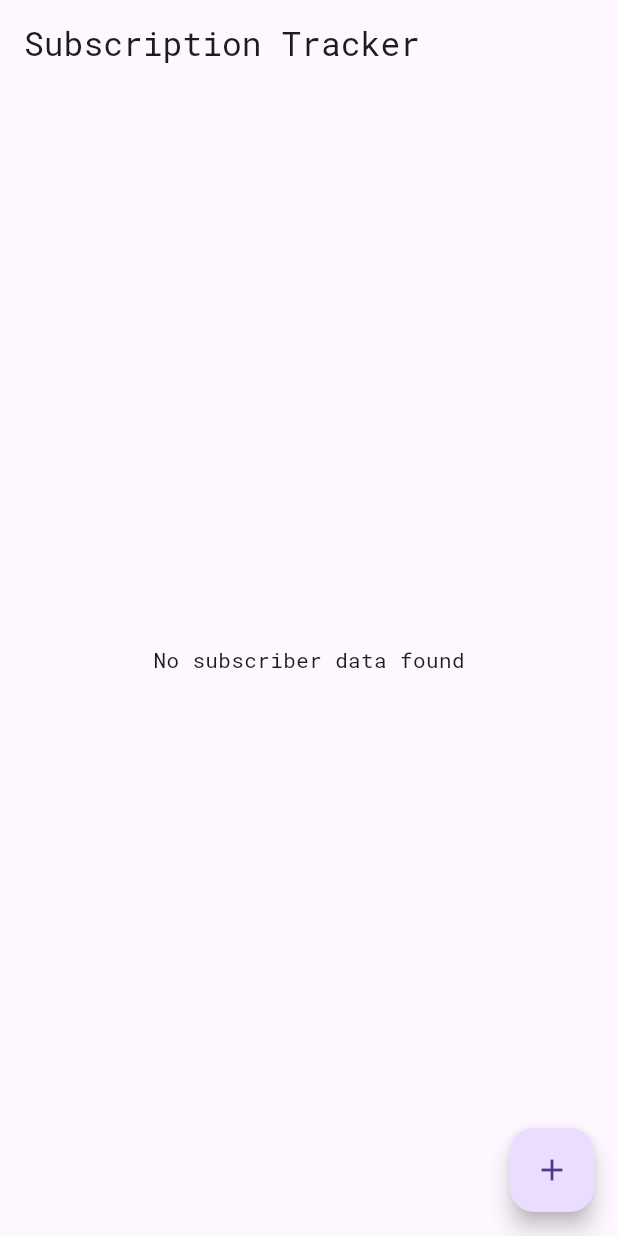
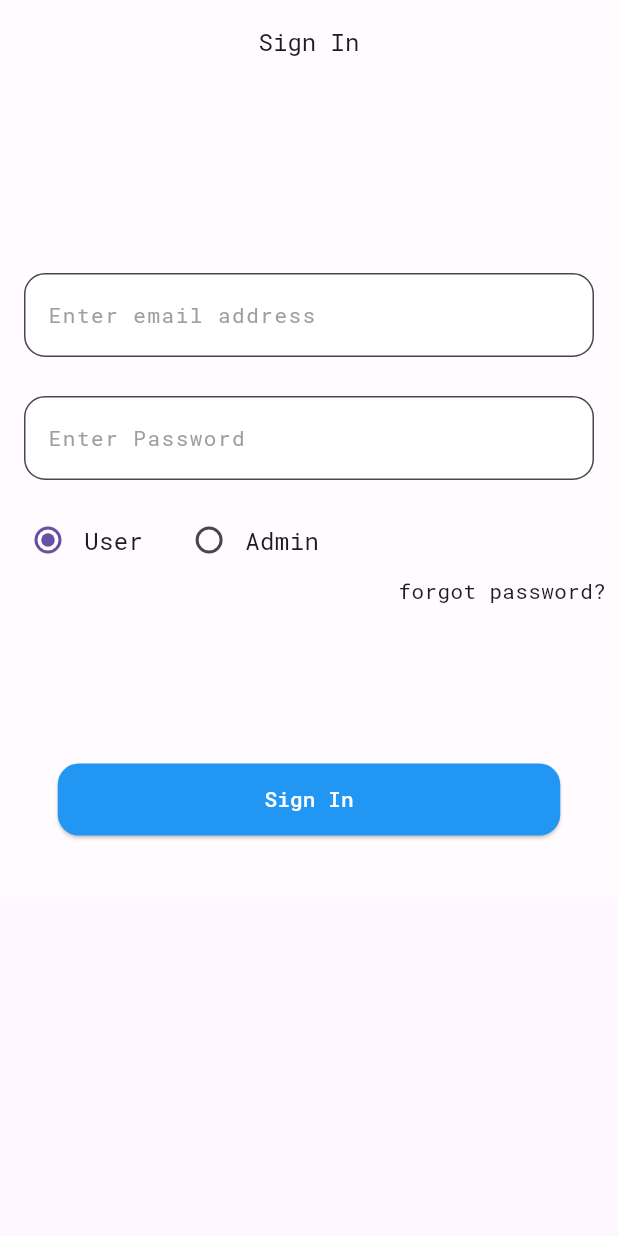
Before and after one commit to Kevin007Dobariya/subscription_app, a Flutter app: the screen it shows after launch, on a phone screen of 412 x 824 dp. Run offline on Flutter 3.47's test engine with Material 3 defaults, Android fonts, the light colour scheme and no system bars; our stand-ins replace cloud_firestore, firebase_core, get, google_fonts, rxdart; accounts and stored records are empty.

Commit message:
login screen ui

```diff
--- a/lib/main.dart
+++ b/lib/main.dart
@@ -1,6 +1,7 @@
 import 'package:firebase_core/firebase_core.dart';
 import 'package:flutter/material.dart';
 import 'package:get/get_navigation/src/root/get_material_app.dart';
+import 'package:p_v_j/screens/authentication/login_screen.dart';
 import 'package:p_v_j/screens/user_list/user_list_screens.dart';
 
 import 'firebase_options.dart';
@@ -18,7 +19,8 @@ class MyApp extends StatelessWidget {
   @override
   Widget build(BuildContext context) {
     return GetMaterialApp(
-      home: UserListScreens(),
+      debugShowCheckedModeBanner: false,
+      home: LoginScreen(),
     );
   }
 }
--- /dev/null
+++ b/lib/screens/authentication/login_screen.dart
@@ -0,0 +1,187 @@
+import 'package:flutter/material.dart';
+
+import '../../utils/comman_widget/PvjTextWidget.dart';
+import '../../utils/comman_widget/pvj_round_corner_tf.dart';
+import '../user_list/user_list_screens.dart';
+
+class LoginScreen extends StatefulWidget {
+  const LoginScreen({super.key});
+
+  @override
+  _LoginScreenState createState() => _LoginScreenState();
+}
+
+class _LoginScreenState extends State<LoginScreen>
+    with SingleTickerProviderStateMixin {
+  String role = 'User'; // Default role selection
+  final _formKey = GlobalKey<FormState>();
+  TextEditingController emailController = TextEditingController();
+  TextEditingController passwordController = TextEditingController();
+
+  @override
+  void initState() {
+    super.initState();
+  }
+
+  @override
+  Widget build(BuildContext context) {
+    return Scaffold(
+      resizeToAvoidBottomInset: false,
+      appBar: AppBar(
+        title: const HeadlineBodyOneBaseWidget(
+          "Sign In",
+          fontSize: 16,
+          fontWeight: FontWeight.w400,
+        ),
+        backgroundColor: Colors.white54,
+        elevation: 0,
+        centerTitle: true,
+        /*actions: [
+          IconButton(
+              onPressed: () => {},
+              icon: const Icon(Icons.arrow_right_alt_rounded))
+        ],*/
+      ),
+      body: SingleChildScrollView(
+        physics: const ClampingScrollPhysics(),
+        child: Container(
+          color: Colors.white54,
+          child: Form(
+            key: _formKey,
+            child: Padding(
+              padding: const EdgeInsets.symmetric(horizontal: 8, vertical: 16),
+              child: Column(
+                crossAxisAlignment: CrossAxisAlignment.center,
+                children: [
+                  const SizedBox(
+                    height: 100,
+                  ),
+                  Padding(
+                    padding:
+                        const EdgeInsets.symmetric(horizontal: 8, vertical: 10),
+                    child: PvjRoundCornerTf(
+                      controller: emailController,
+                      labelText: "Enter email address",
+                      validator: (value) {
+                        if (value == null || value.isEmpty) {
+                          return 'Please enter email address';
+                        }
+                        return null;
+                      },
+                    ),
+                  ),
+                  Padding(
+                    padding:
+                        const EdgeInsets.symmetric(horizontal: 8, vertical: 16),
+                    child: PvjRoundCornerTf(
+                      labelText: 'Enter Password',
+                      controller: passwordController,
+                      validator: (value) {
+                        if (value == null || value.isEmpty) {
+                          return 'Please enter password';
+                        }
+                        return null;
+                      },
+                    ),
+                  ),
+                  Row(
+                    mainAxisAlignment: MainAxisAlignment.start,
+                    children: [
+                      Radio<String>(
+                        value: 'User',
+                        groupValue: role,
+                        onChanged: (value) {
+                          setState(() {
+                            role = value!;
+                          });
+                        },
+                      ),
+                      const HeadlineBodyOneBaseWidget('User', fontSize: 16),
+                      const SizedBox(width: 20),
+                      Radio<String>(
+                        value: 'Admin',
+                        groupValue: role,
+                        onChanged: (value) {
+                          setState(() {
+                            role = value!;
+                          });
+                        },
+                      ),
+                      const HeadlineBodyOneBaseWidget('Admin', fontSize: 16),
+                    ],
+                  ),
+                  const Align(
+                    alignment: Alignment.topRight,
+                    child: HeadlineBodyOneBaseWidget(
+                      "forgot password?",
+                    ),
+                  ),
+                  const SizedBox(
+                    height: 80,
+                  ),
+                  Padding(
+                    padding: const EdgeInsets.symmetric(
+                        horizontal: 8, vertical: 25.0),
+                    child: SizedBox(
+                      width: 335,
+                      height: 48,
+                      child: ElevatedButton(
+                        onPressed: () {
+                          if (_formKey.currentState!.validate()) {
+                            Navigator.push(
+                              context,
+                              MaterialPageRoute(builder: (context) => UserListScreens()),
+                            );
+
+                          } else {
+                            ScaffoldMessenger.of(context).showSnackBar(
+                              const SnackBar(
+                                  content: Text("Please enter details")),
+                            );
+                          }
+                        },
+                        style: ElevatedButton.styleFrom(
+                          backgroundColor: Colors.blue,
+                          shape: RoundedRectangleBorder(
+                            borderRadius: BorderRadius.circular(14),
+                          ),
+                        ),
+                        child: const HeadlineBodyOneBaseWidget("Sign In",
+                            titleColor: Colors.white),
+                      ),
+                    ),
+                  ),
+                /*  Row(
+                    mainAxisAlignment: MainAxisAlignment.center,
+                    children: [
+                      const Text(
+                        "New user?",
+                        style: TextStyle(
+                            fontSize: 16,
+                            fontWeight: FontWeight.w400,
+                            color: Colors.grey),
+                      ),
+                      const SizedBox(
+                        width: 5,
+                      ),
+                      GestureDetector(
+                        onTap: () => {},
+                        child: const Text(
+                          "Sign up",
+                          style: TextStyle(
+                              fontSize: 16,
+                              fontWeight: FontWeight.w400,
+                              color: Colors.black),
+                        ),
+                      )
+                    ],
+                  )*/
+                ],
+              ),
+            ),
+          ),
+        ),
+      ),
+    );
+  }
+}
--- a/lib/utils/comman_widget/PvjTextWidget.dart
+++ b/lib/utils/comman_widget/PvjTextWidget.dart
@@ -45,6 +45,7 @@ class HeadlineBodyOneBaseWidget extends StatelessWidget {
         letterSpacing: latterSpacing,
         fontSize: fontSize,
         fontWeight: fontWeight,
+        color: titleColor
       ),
       textAlign: titleTextAlign,
       maxLines: maxLine,
--- /dev/null
+++ b/lib/utils/comman_widget/pvj_round_corner_tf.dart
@@ -0,0 +1,54 @@
+import 'package:flutter/material.dart';
+import 'package:flutter/services.dart';
+import 'package:google_fonts/google_fonts.dart';
+
+class PvjRoundCornerTf extends StatelessWidget {
+  const PvjRoundCornerTf(
+      {super.key,
+      required this.controller,
+      required this.labelText,
+      this.keyboardType,
+      this.onChanged,
+      this.inputFormatters,
+      this.validator});
+
+  final TextEditingController controller;
+  final String labelText;
+  final void Function(String)? onChanged;
+  final TextInputType? keyboardType;
+  final List<TextInputFormatter>? inputFormatters;
+  final String? Function(String?)? validator;
+
+  @override
+  Widget build(BuildContext context) {
+    return TextFormField(
+      controller: controller,
+      onChanged: onChanged,
+      keyboardType: keyboardType,
+      inputFormatters: inputFormatters,
+      decoration: InputDecoration(
+        border: OutlineInputBorder(
+          borderRadius: BorderRadius.circular(14.0),
+        ),
+        filled: true,
+        hintText: "Enter email address",
+        fillColor: Colors.white,
+        labelText: labelText,
+        labelStyle: GoogleFonts.robotoMono(
+            color: Colors.grey,
+            letterSpacing: 1,
+            fontSize: 14
+        ),
+        errorStyle: GoogleFonts.robotoMono(
+          letterSpacing: 1,
+        ),
+        hintStyle: GoogleFonts.robotoMono(
+          color: Colors.grey,
+          letterSpacing: 1,
+          fontSize: 14
+        ),
+      ),
+      validator: validator,
+    );
+  }
+}
```
